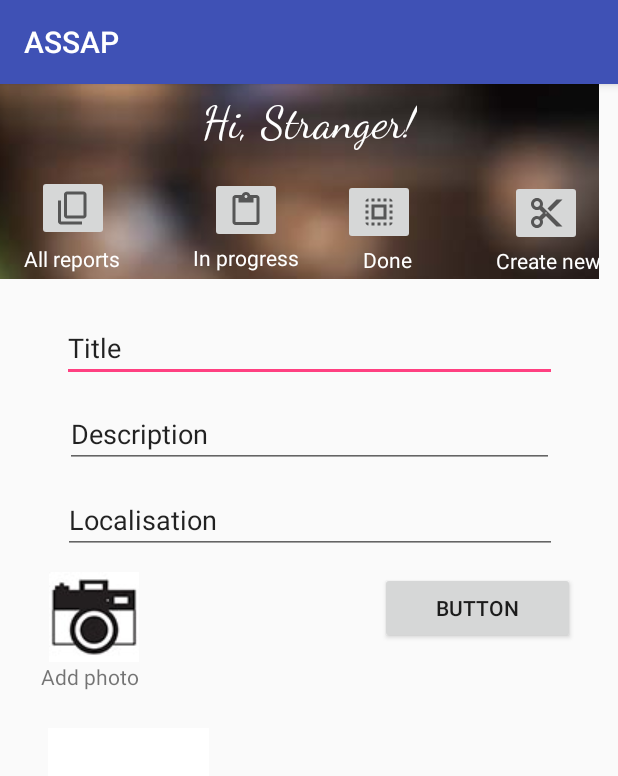
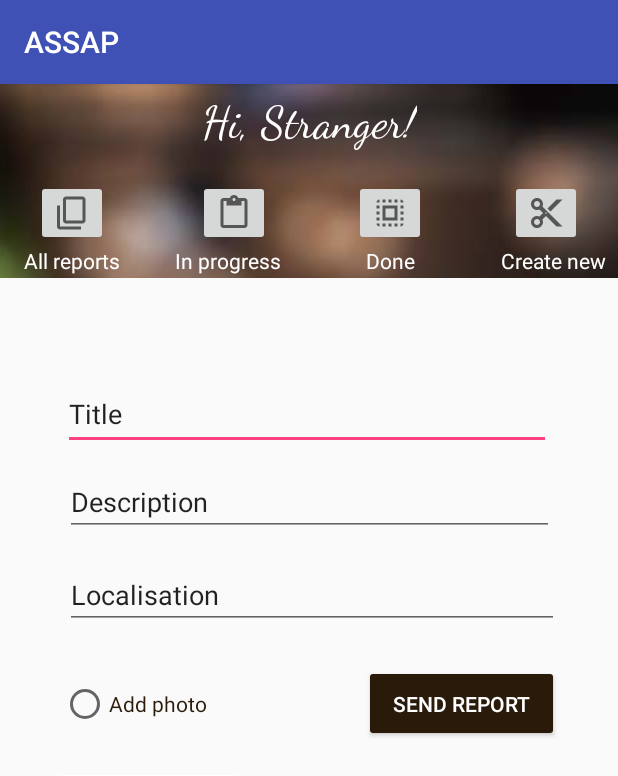
Before and after one commit to angelaDer/ASSAP, an Android app: the CreateNew screen opened directly, with no data from a screen before it, on a phone screen of 412 x 824 dp. Shown: the top 776 px of the screen. Run offline under Robolectric (Android 15) with nearby library versions, the phone set to English and light mode, and no system bars; 2 statements that could not run were skipped.

Commit message:
New layout

```diff
--- a/app/src/main/res/layout/createnew.xml
+++ b/app/src/main/res/layout/createnew.xml
@@ -6,11 +6,10 @@
     android:layout_height="match_parent"
     tools:layout_editor_absoluteY="81dp">
 
-
     <ImageButton
         android:id="@+id/imageButton"
-        android:layout_width="399dp"
-        android:layout_height="130dp"
+        android:layout_width="429dp"
+        android:layout_height="129dp"
         app:layout_constraintBottom_toTopOf="@+id/createnew"
         app:layout_constraintStart_toStartOf="parent"
         app:layout_constraintTop_toTopOf="@+id/createnew"
@@ -35,25 +34,25 @@
         android:id="@+id/textView9"
         android:layout_width="wrap_content"
         android:layout_height="wrap_content"
-        android:layout_marginStart="16dp"
-        android:layout_marginLeft="16dp"
-        android:layout_marginEnd="6dp"
-        android:layout_marginRight="6dp"
-        android:layout_marginBottom="3dp"
+        android:layout_marginStart="8dp"
+        android:layout_marginLeft="8dp"
+        android:layout_marginEnd="8dp"
+        android:layout_marginRight="8dp"
         android:text="All reports"
         android:textColor="@android:color/background_light"
-        app:layout_constraintBottom_toBottomOf="@+id/imageButton"
-        app:layout_constraintEnd_toStartOf="@+id/textView10"
-        app:layout_constraintHorizontal_chainStyle="spread_inside"
-        app:layout_constraintStart_toStartOf="parent" />
+        app:layout_constraintEnd_toEndOf="parent"
+        app:layout_constraintHorizontal_bias="0.024"
+        app:layout_constraintStart_toStartOf="parent"
+        app:layout_constraintTop_toBottomOf="@+id/imageButton2" />
 
     <TextView
         android:id="@+id/textView10"
         android:layout_width="wrap_content"
         android:layout_height="wrap_content"
+        android:layout_marginStart="36dp"
+        android:layout_marginLeft="36dp"
         android:text="In progress"
         android:textColor="@android:color/background_light"
-        app:layout_constraintEnd_toStartOf="@+id/textView11"
         app:layout_constraintStart_toEndOf="@+id/textView9"
         app:layout_constraintTop_toBottomOf="@+id/imageButton5" />
 
@@ -61,11 +60,14 @@
         android:id="@+id/textView11"
         android:layout_width="wrap_content"
         android:layout_height="wrap_content"
-        android:layout_marginEnd="14dp"
-        android:layout_marginRight="14dp"
+        android:layout_marginStart="8dp"
+        android:layout_marginLeft="8dp"
+        android:layout_marginEnd="132dp"
+        android:layout_marginRight="132dp"
         android:text="Done"
         android:textColor="@android:color/background_light"
-        app:layout_constraintEnd_toStartOf="@+id/textView12"
+        app:layout_constraintEnd_toEndOf="parent"
+        app:layout_constraintHorizontal_bias="0.937"
         app:layout_constraintStart_toEndOf="@+id/textView10"
         app:layout_constraintTop_toBottomOf="@+id/imageButton6" />
 
@@ -73,46 +75,48 @@
         android:id="@+id/textView12"
         android:layout_width="wrap_content"
         android:layout_height="wrap_content"
-        android:layout_marginTop="108dp"
-        android:layout_marginEnd="11dp"
-        android:layout_marginRight="11dp"
+        android:layout_marginStart="8dp"
+        android:layout_marginLeft="8dp"
+        android:layout_marginEnd="8dp"
+        android:layout_marginRight="8dp"
         android:text="Create new"
         android:textColor="@android:color/background_light"
         app:layout_constraintEnd_toEndOf="parent"
+        app:layout_constraintHorizontal_bias="1.0"
         app:layout_constraintStart_toEndOf="@+id/textView11"
-        app:layout_constraintTop_toTopOf="parent" />
+        app:layout_constraintTop_toBottomOf="@+id/createnew" />
 
     <ImageButton
         android:id="@+id/imageButton2"
         android:layout_width="wrap_content"
         android:layout_height="wrap_content"
-        android:layout_marginEnd="8dp"
-        android:layout_marginRight="8dp"
-        android:layout_marginBottom="2dp"
+        android:layout_marginStart="24dp"
+        android:layout_marginLeft="24dp"
+        android:layout_marginTop="16dp"
         android:visibility="visible"
-        app:layout_constraintBottom_toTopOf="@+id/textView9"
-        app:layout_constraintEnd_toEndOf="@+id/textView9"
+        app:layout_constraintStart_toStartOf="parent"
+        app:layout_constraintTop_toBottomOf="@+id/tvHello"
         app:srcCompat="?android:attr/actionModeCopyDrawable" />
 
     <ImageButton
         android:id="@+id/imageButton5"
         android:layout_width="wrap_content"
         android:layout_height="wrap_content"
-        android:layout_marginStart="11dp"
-        android:layout_marginLeft="11dp"
-        android:layout_marginBottom="23dp"
-        app:layout_constraintBottom_toBottomOf="@+id/imageButton"
-        app:layout_constraintStart_toStartOf="@+id/textView10"
+        android:layout_marginStart="60dp"
+        android:layout_marginLeft="60dp"
+        android:layout_marginTop="64dp"
+        app:layout_constraintStart_toEndOf="@+id/imageButton2"
+        app:layout_constraintTop_toTopOf="parent"
         app:srcCompat="?android:attr/actionModePasteDrawable" />
 
     <ImageButton
         android:id="@+id/imageButton6"
         android:layout_width="wrap_content"
         android:layout_height="wrap_content"
-        android:layout_marginTop="17dp"
-        android:layout_marginEnd="1dp"
-        android:layout_marginRight="1dp"
-        app:layout_constraintEnd_toEndOf="@+id/tvHello"
+        android:layout_marginStart="56dp"
+        android:layout_marginLeft="56dp"
+        android:layout_marginTop="16dp"
+        app:layout_constraintStart_toEndOf="@+id/imageButton5"
         app:layout_constraintTop_toBottomOf="@+id/tvHello"
         app:srcCompat="?android:attr/actionModeSelectAllDrawable" />
 
@@ -120,23 +124,33 @@
         android:id="@+id/createnew"
         android:layout_width="wrap_content"
         android:layout_height="wrap_content"
-        android:layout_marginStart="9dp"
-        android:layout_marginLeft="9dp"
-        app:layout_constraintBottom_toTopOf="@+id/textView12"
-        app:layout_constraintStart_toStartOf="@+id/textView12"
+        android:layout_marginStart="8dp"
+        android:layout_marginLeft="8dp"
+        android:layout_marginTop="16dp"
+        android:layout_marginEnd="24dp"
+        android:layout_marginRight="24dp"
+        app:layout_constraintEnd_toEndOf="parent"
+        app:layout_constraintHorizontal_bias="1.0"
+        app:layout_constraintStart_toEndOf="@+id/imageButton6"
+        app:layout_constraintTop_toBottomOf="@+id/tvHello"
         app:srcCompat="?android:attr/actionModeCutDrawable" />
+
 
     <EditText
         android:id="@+id/editText5"
-        android:layout_width="330dp"
-        android:layout_height="wrap_content"
-        android:layout_marginTop="24dp"
+        android:layout_width="325dp"
+        android:layout_height="48dp"
+        android:layout_marginTop="8dp"
+        android:layout_marginBottom="516dp"
         android:ems="10"
         android:inputType="textPersonName"
         android:text="Title"
+        app:layout_constraintBottom_toBottomOf="parent"
         app:layout_constraintEnd_toEndOf="parent"
+        app:layout_constraintHorizontal_bias="0.481"
         app:layout_constraintStart_toStartOf="parent"
-        app:layout_constraintTop_toBottomOf="@+id/imageButton" />
+        app:layout_constraintTop_toBottomOf="@+id/imageButton"
+        app:layout_constraintVertical_bias="0.878" />
 
     <EditText
         android:id="@+id/editText6"
@@ -156,64 +170,70 @@
         android:layout_width="329dp"
         android:layout_height="wrap_content"
         android:layout_marginTop="12dp"
+        android:layout_marginBottom="8dp"
         android:ems="10"
         android:inputType="textPersonName"
         android:text="Localisation"
+        app:layout_constraintBottom_toBottomOf="parent"
         app:layout_constraintEnd_toEndOf="parent"
-        app:layout_constraintHorizontal_bias="0.509"
+        app:layout_constraintHorizontal_bias="0.524"
         app:layout_constraintStart_toStartOf="parent"
-        app:layout_constraintTop_toBottomOf="@+id/editText6" />
-
-    <ImageButton
-        android:id="@+id/cameraButton"
-        android:layout_width="68dp"
-        android:layout_height="60dp"
-        android:layout_marginTop="12dp"
-        app:layout_constraintEnd_toStartOf="@+id/button3"
-        app:layout_constraintHorizontal_bias="0.5"
-        app:layout_constraintStart_toStartOf="parent"
-        app:layout_constraintTop_toBottomOf="@+id/editText7"
-        app:srcCompat="@drawable/camera" />
+        app:layout_constraintTop_toBottomOf="@+id/editText6"
+        app:layout_constraintVertical_bias="0.012" />
 
     <Button
         android:id="@+id/button3"
         android:layout_width="130dp"
-        android:layout_height="wrap_content"
-        android:layout_marginStart="128dp"
-        android:layout_marginLeft="128dp"
-        android:layout_marginTop="12dp"
-        android:text="Button"
-        app:layout_constraintEnd_toEndOf="parent"
-        app:layout_constraintHorizontal_bias="0.5"
-        app:layout_constraintStart_toEndOf="@+id/cameraButton"
-        app:layout_constraintTop_toBottomOf="@+id/editText7" />
-
-    <TextView
-        android:id="@+id/textView4"
-        android:layout_width="wrap_content"
-        android:layout_height="25dp"
-        android:text="Add photo"
-        app:layout_constraintEnd_toEndOf="parent"
-        app:layout_constraintHorizontal_bias="0.078"
-        app:layout_constraintStart_toStartOf="parent"
-        app:layout_constraintTop_toBottomOf="@+id/cameraButton" />
-
-    <ImageView
-        android:id="@+id/photo1"
-        android:layout_width="107dp"
-        android:layout_height="99dp"
+        android:layout_height="51dp"
         android:layout_marginStart="8dp"
         android:layout_marginLeft="8dp"
         android:layout_marginTop="8dp"
         android:layout_marginEnd="8dp"
         android:layout_marginRight="8dp"
         android:layout_marginBottom="8dp"
+        android:backgroundTint="#2a1a09"
+        android:text="Send report"
+        android:textColor="@android:color/background_light"
         app:layout_constraintBottom_toBottomOf="parent"
         app:layout_constraintEnd_toEndOf="parent"
-        app:layout_constraintHorizontal_bias="0.083"
+        app:layout_constraintHorizontal_bias="0.67"
+        app:layout_constraintStart_toEndOf="@+id/cameraButton"
+        app:layout_constraintTop_toBottomOf="@+id/editText7"
+        app:layout_constraintVertical_bias="0.048" />
+
+    <ImageView
+        android:id="@+id/photo1"
+        android:layout_width="117dp"
+        android:layout_height="107dp"
+        android:layout_marginStart="8dp"
+        android:layout_marginLeft="8dp"
+        android:layout_marginTop="8dp"
+        android:layout_marginEnd="8dp"
+        android:layout_marginRight="8dp"
+        android:layout_marginBottom="200dp"
+        app:layout_constraintBottom_toBottomOf="parent"
+        app:layout_constraintEnd_toEndOf="parent"
+        app:layout_constraintHorizontal_bias="0.115"
         app:layout_constraintStart_toStartOf="parent"
-        app:layout_constraintTop_toBottomOf="@+id/textView4"
-        app:layout_constraintVertical_bias="0.043"
+        app:layout_constraintTop_toBottomOf="@+id/cameraButton"
+        app:layout_constraintVertical_bias="1.0"
         app:srcCompat="?attr/colorBackgroundFloating" />
 
+    <RadioButton
+        android:id="@+id/cameraButton"
+        android:layout_width="131dp"
+        android:layout_height="36dp"
+        android:layout_marginStart="8dp"
+        android:layout_marginLeft="8dp"
+        android:layout_marginTop="32dp"
+        android:layout_marginEnd="236dp"
+        android:layout_marginRight="236dp"
+        android:backgroundTint="#2a1a09"
+        android:text="Add photo"
+        android:textColor="#2a1a09"
+        app:layout_constraintEnd_toEndOf="parent"
+        app:layout_constraintHorizontal_bias="0.888"
+        app:layout_constraintStart_toStartOf="parent"
+        app:layout_constraintTop_toBottomOf="@+id/editText7" />
+
 </android.support.constraint.ConstraintLayout>
```
Also changed, not shown: app/src/main/res/layout/allreports.xml (+52 -42 lines), app/src/main/res/layout/details.xml (+56 -43 lines), app/src/main/res/layout/done.xml (+53 -42 lines), app/src/main/res/layout/inprogress.xml (+53 -42 lines).
